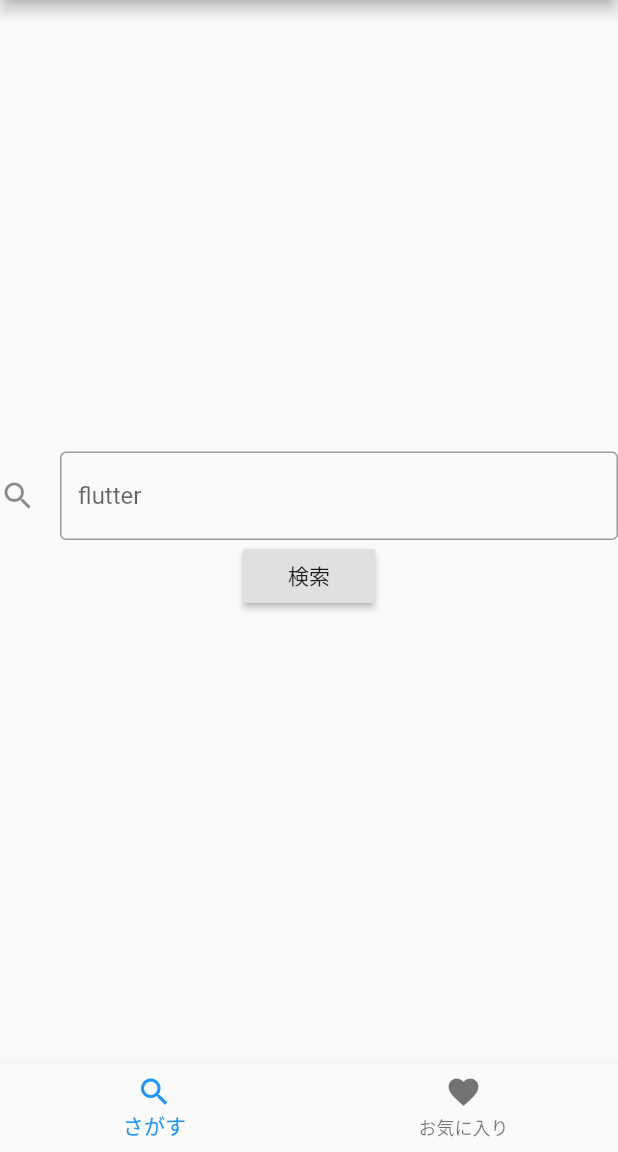
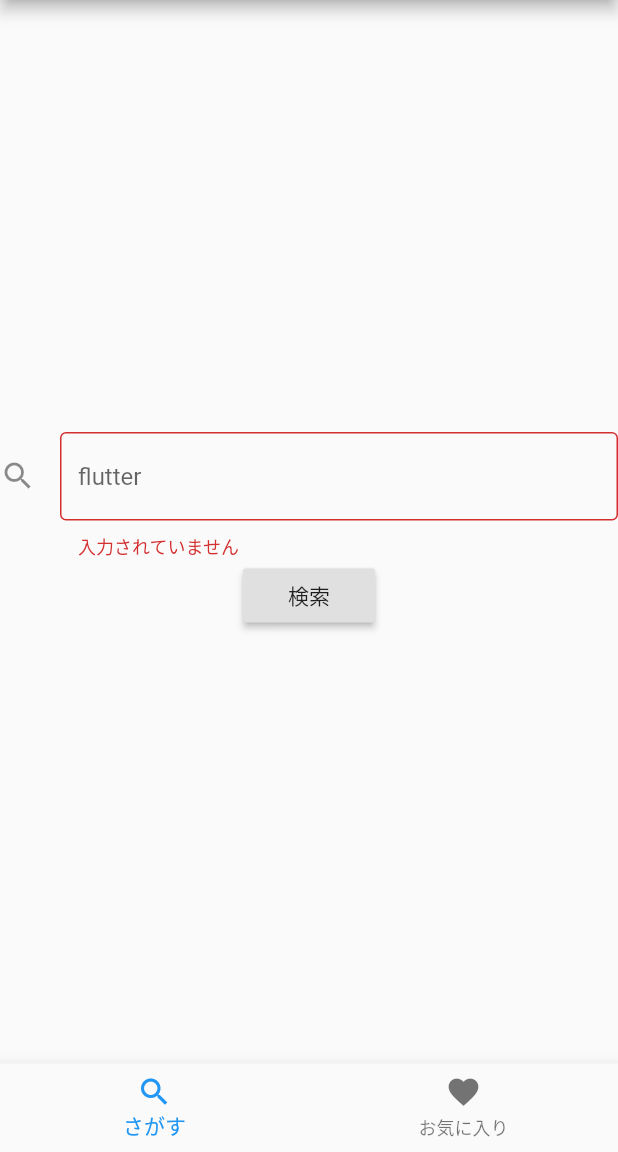
Before and after one commit to m-seiya09/sample_app, a Flutter app: the screen it shows after launch, after a tap on "検索", on a phone screen of 412 x 824 dp, the part 84-1236 px from its top. Run offline on Flutter 3.47's test engine with Material 2 defaults, Android fonts, the phone set to English and light mode, and no system bars; our stand-ins replace chopper, flutter_riverpod, freezed_annotation, state_notifier, webview_flutter; generated files the repository leaves out were written again.

Commit message:
微修正

```diff
--- a/lib/Screen/Parts/Body/search_form.dart
+++ b/lib/Screen/Parts/Body/search_form.dart
@@ -24,14 +24,16 @@ class SearchForm extends StatelessWidget {
                 border: OutlineInputBorder(),
                 hintText: 'flutter'
               ),
-              validator: (String? value) {
-                TextValidator.validate(value);
+              validator: (value) {
+                final result = TextValidator.validate(value);
+                return result;
               }
             ),
             RaisedButton(
               child: const Text('検索'),
               onPressed: () {
-                if (_formKey.currentState!.validate()) {
+                final validate = _formKey.currentState?.validate() ?? false;
+                if (validate) {
                   context.read(searchPageProvider.notifier).search();
                 }
               },
--- a/lib/Utils/text_validator.dart
+++ b/lib/Utils/text_validator.dart
@@ -5,8 +5,10 @@ class TextValidator {
   {
     String? message;
 
-    if (value == null || value.isEmpty) message = '入力されていません';
-
+    if (value == null || value.isEmpty) {
+      message = '入力されていません';
+    }
+    print(message);
     return message;
   }
 }
--- a/lib/view_models/search_page_provider.dart
+++ b/lib/view_models/search_page_provider.dart
@@ -27,11 +27,11 @@ class SearchPageProvider extends StateNotifier<int> {
     }
   }
 
-  void search() async
+  void search()
   {
     try {
-      final result = await _articleRepository.fetchArticleByTitle('php');
-
+      final result = _articleRepository.fetchArticleByTitle('php');
+      print(result);
       changePage('result');
 
     } on Exception catch(e) {
```
